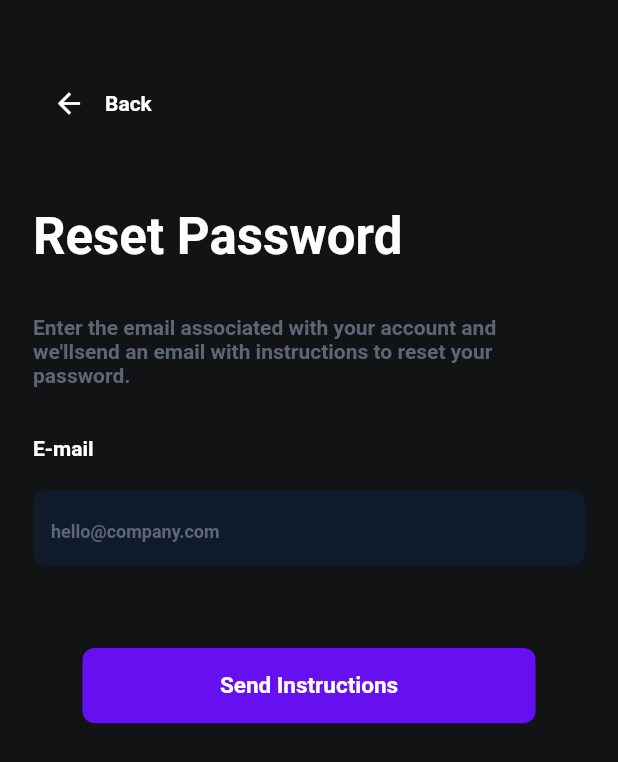
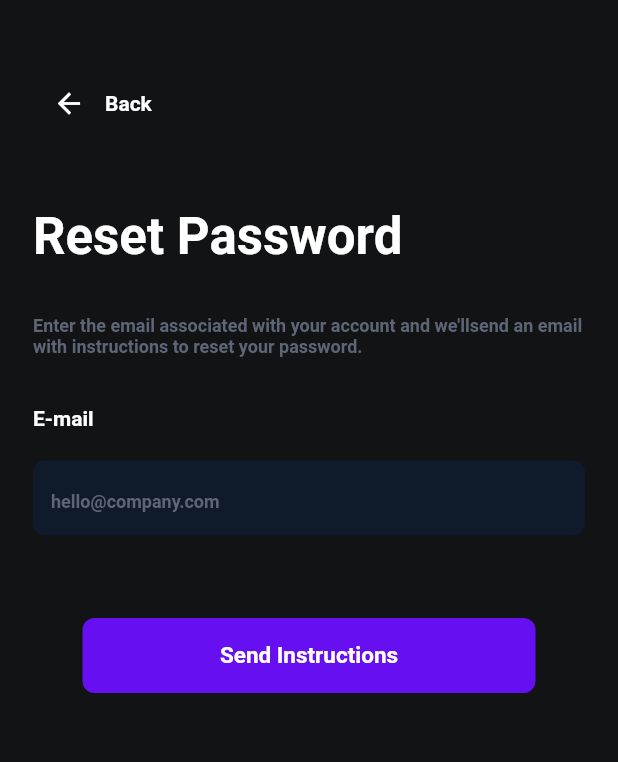
Before and after one commit to Mohamed-Ash/mo_hany_sotre, a Flutter app: the ResetPasswordPage widget shown alone on an empty page, opened directly, on a phone screen of 412 x 824 dp. Shown: the top 762 px of the screen. Run offline on Flutter 3.47's test engine with Material 2 defaults, Android fonts, the phone set to English and light mode, and no system bars; our stand-ins replace bloc, cloud_firestore, dropdown_button2, equatable, firebase_auth, firebase_core and 4 more; missing offline and left inert: flex_color_picker, image_preview; accounts and stored records are empty; network calls fail; Roboto replaces fonts that are missing (Montserrat).

Commit message:
Update reset_password_page.dart

```diff
--- a/lib/core/auth/reset_password/reset_password_page.dart
+++ b/lib/core/auth/reset_password/reset_password_page.dart
@@ -1,5 +1,6 @@
 // ignore_for_file: avoid_print
 
+import 'package:firebase_auth/firebase_auth.dart';
 import 'package:flutter/material.dart';
 import 'package:m_hany_store/core/form_fields/button_form_feilds.dart';
 import 'package:m_hany_store/core/routes/string_route.dart';
@@ -18,7 +19,7 @@ class ResetPasswordPage extends UserInterface{
     return Padding(
       padding: const EdgeInsets.fromLTRB(22,45,22,0),
       child: Form(
-        // key: formKye,
+        key: formKye,
         child: Column(
           crossAxisAlignment: CrossAxisAlignment.start,
           children: [
@@ -62,7 +63,7 @@ class ResetPasswordPage extends UserInterface{
                   'send an email with instructions to reset your password.',
                   style: getSemiBoldStyle(
                     color: ColorTheme.hintText,
-                    fontSize: 14
+                    fontSize: 12
                   ),
                 ),
                 const SizedBox(
@@ -113,9 +114,9 @@ class ResetPasswordPage extends UserInterface{
                   padding: const EdgeInsets.fromLTRB(33, 0, 33, 0),
                   child: InkWell(
                       onTap: ()async{
-                      // if(formKye.currentState!.validate()){
-                      // }
+                      if(formKye.currentState!.validate()){
                         verify(context);
+                      }
                     },
                     child: FormFeilds.buttonFormField(
                       dPadding: false,
@@ -136,9 +137,9 @@ class ResetPasswordPage extends UserInterface{
   void verify(BuildContext context) async{
     try {
       FormFeilds.showLoading(context);
-      // await FirebaseAuth.instance.sendPasswordResetEmail( email: emailController.text).then(
-      //   (value) => Navigator.pushNamedAndRemoveUntil(context, checkEmailPage, (route) => false));
-      Navigator.pushNamedAndRemoveUntil(context, checkEmailPage, (route) => false);
+      await FirebaseAuth.instance.sendPasswordResetEmail( email: emailController.text).then(
+        (value) => Navigator.pushNamedAndRemoveUntil(context, checkEmailPage, (route) => false));
+      // Navigator.pushNamedAndRemoveUntil(context, checkEmailPage, (route) => false);
     } catch (e) {
       print(e.toString());
     }
```
